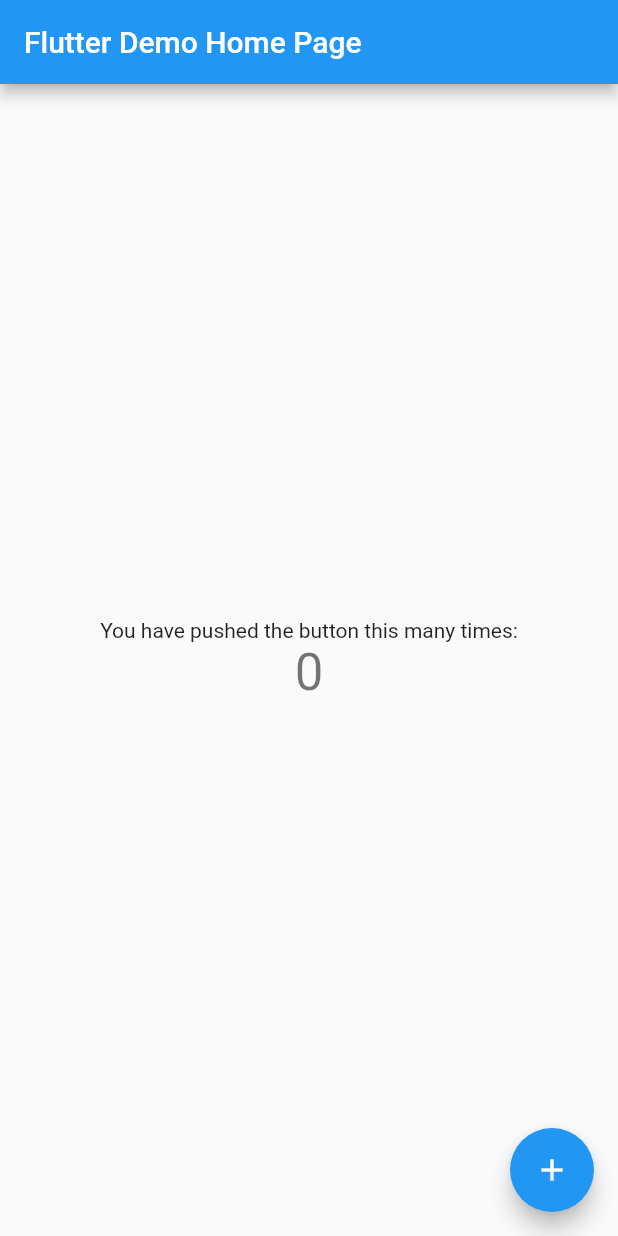
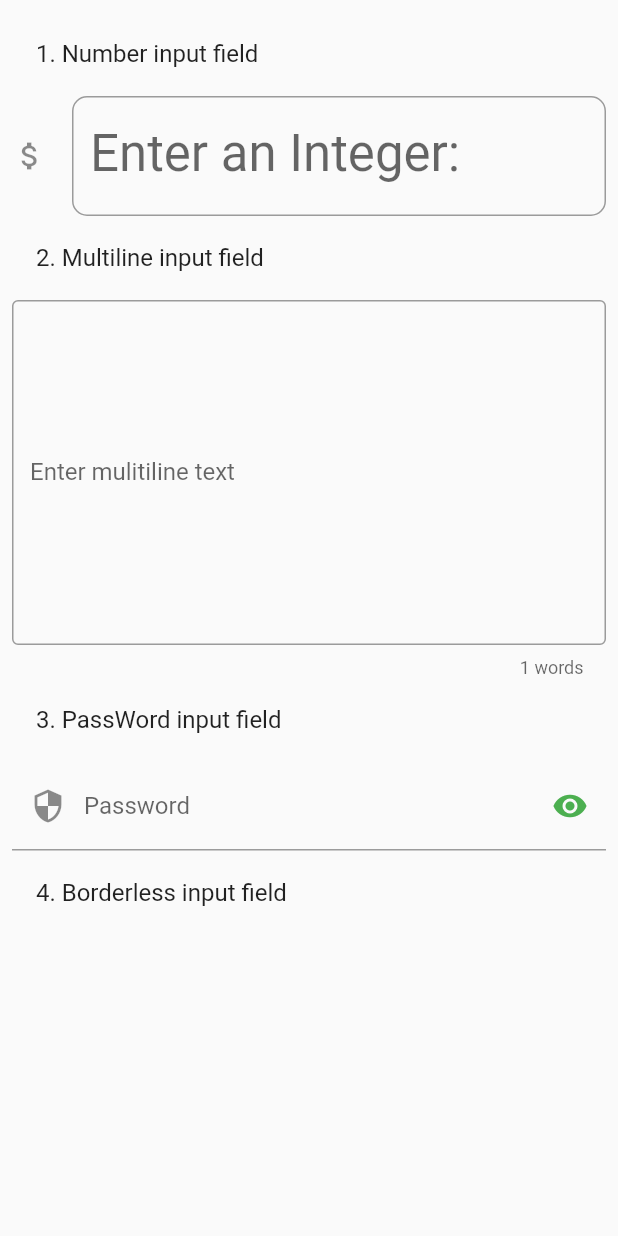
Before and after one commit to Bill-Zuckuberg/fl_textfield, a Flutter app: the screen it shows after launch, on a phone screen of 412 x 824 dp. Run offline on Flutter 3.47's test engine with Material 2 defaults, Android fonts, the phone set to English and light mode, and no system bars; our stand-ins replace fluttertoast.

Commit message:
create widget MulitilineTextFiel and widget PasswordTextField

```diff
--- a/lib/main.dart
+++ b/lib/main.dart
@@ -1,4 +1,7 @@
+import 'package:flutter/foundation.dart';
 import 'package:flutter/material.dart';
+import 'package:flutter/rendering.dart';
+import 'package:fluttertoast/fluttertoast.dart';
 
 void main() {
   runApp(const MyApp());
@@ -7,109 +10,103 @@
 class MyApp extends StatelessWidget {
   const MyApp({Key? key}) : super(key: key);
 
-  // This widget is the root of your application.
   @override
   Widget build(BuildContext context) {
-    return MaterialApp(
-      title: 'Flutter Demo',
-      theme: ThemeData(
-        // This is the theme of your application.
-        //
-        // Try running your application with "flutter run". You'll see the
-        // application has a blue toolbar. Then, without quitting the app, try
-        // changing the primarySwatch below to Colors.green and then invoke
-        // "hot reload" (press "r" in the console where you ran "flutter run",
-        // or simply save your changes to "hot reload" in a Flutter IDE).
-        // Notice that the counter didn't reset back to zero; the application
-        // is not restarted.
-        primarySwatch: Colors.blue,
-      ),
-      home: const MyHomePage(title: 'Flutter Demo Home Page'),
+    return const MaterialApp(
+      debugShowCheckedModeBanner: false,
+      title: "TextField",
+      home: TextFieldExamble(),
     );
   }
 }
 
-class MyHomePage extends StatefulWidget {
-  const MyHomePage({Key? key, required this.title}) : super(key: key);
-
-  // This widget is the home page of your application. It is stateful, meaning
-  // that it has a State object (defined below) that contains fields that affect
-  // how it looks.
-
-  // This class is the configuration for the state. It holds the values (in this
-  // case the title) provided by the parent (in this case the App widget) and
-  // used by the build method of the State. Fields in a Widget subclass are
-  // always marked "final".
-
-  final String title;
-
+class TextFieldExamble extends StatefulWidget {
+  const TextFieldExamble({Key? key}) : super(key: key);
   @override
-  State<MyHomePage> createState() => _MyHomePageState();
+  State<StatefulWidget> createState() => _TextFieldExamble();
 }
 
-class _MyHomePageState extends State<MyHomePage> {
-  int _counter = 0;
+class _TextFieldExamble extends State<TextFieldExamble> {
+  Widget _buildNumberTextField() {
+    return TextField(
+      keyboardType: TextInputType.number,
+      style: Theme.of(context).textTheme.headline4,
+      decoration: const InputDecoration(
+          icon: Icon(Icons.attach_money),
+          labelText: "Enter an Integer: ",
+          border: OutlineInputBorder(
+              borderRadius: BorderRadius.all(Radius.circular(10)))),
+      onSubmitted: (value) {
+        if (value.isEmpty) {
+          ErrorDescription("message");
+          print("ERROR:........");
+        } else {
+          Fluttertoast.showToast(
+              msg: "You enter: $value",
+              timeInSecForIosWeb: 5,
+              backgroundColor: Colors.yellow,
+              webBgColor: "linear-gradient(to right, #00b09b, #96c93d)");
+        }
+      },
+    );
+  }
 
-  void _incrementCounter() {
-    setState(() {
-      // This call to setState tells the Flutter framework that something has
-      // changed in this State, which causes it to rerun the build method below
-      // so that the display can reflect the updated values. If we changed
-      // _counter without calling setState(), then the build method would not be
-      // called again, and so nothing would appear to happen.
-      _counter++;
-    });
+  final _controller = TextEditingController();
+  Widget _buildMutilineTextField() {
+    return TextField(
+      controller: _controller,
+      maxLines: 10,
+      textCapitalization: TextCapitalization.sentences,
+      decoration: InputDecoration(
+          counterText: "${_controller.text.split(" ").length} words ",
+          labelText: "Enter mulitiline text",
+          hintText: "....",
+          border: const OutlineInputBorder()),
+      onChanged: (txt) => setState(() {}),
+    );
+  }
+
+  bool _showPassword = false;
+  Widget _buildPassWordTextField() {
+    return TextField(
+      obscureText: !_showPassword,
+      decoration: InputDecoration(
+        labelText: "Password",
+        prefixIcon: const Icon(Icons.security),
+        suffixIcon: IconButton(
+          icon: const Icon(Icons.remove_red_eye),
+          color: _showPassword ? Colors.blue : Colors.green,
+          onPressed: () => setState(() {
+            _showPassword = !_showPassword;
+          }),
+        ),
+      ),
+    );
   }
 
   @override
   Widget build(BuildContext context) {
-    // This method is rerun every time setState is called, for instance as done
-    // by the _incrementCounter method above.
-    //
-    // The Flutter framework has been optimized to make rerunning build methods
-    // fast, so that you can just rebuild anything that needs updating rather
-    // than having to individually change instances of widgets.
-    return Scaffold(
-      appBar: AppBar(
-        // Here we take the value from the MyHomePage object that was created by
-        // the App.build method, and use it to set our appbar title.
-        title: Text(widget.title),
+    return Material(
+      child: ListView(
+        padding: const EdgeInsets.all(8.0),
+        children: <Widget>[
+          const ListTile(
+            title: Text("1. Number input field"),
+          ),
+          _buildNumberTextField(),
+          const ListTile(
+            title: Text("2. Multiline input field"),
+          ),
+          _buildMutilineTextField(),
+          const ListTile(
+            title: Text("3. PassWord input field"),
+          ),
+          _buildPassWordTextField(),
+          const ListTile(
+            title: Text("4. Borderless input field"),
+          )
+        ],
       ),
-      body: Center(
-        // Center is a layout widget. It takes a single child and positions it
-        // in the middle of the parent.
-        child: Column(
-          // Column is also a layout widget. It takes a list of children and
-          // arranges them vertically. By default, it sizes itself to fit its
-          // children horizontally, and tries to be as tall as its parent.
-          //
-          // Invoke "debug painting" (press "p" in the console, choose the
-          // "Toggle Debug Paint" action from the Flutter Inspector in Android
-          // Studio, or the "Toggle Debug Paint" command in Visual Studio Code)
-          // to see the wireframe for each widget.
-          //
-          // Column has various properties to control how it sizes itself and
-          // how it positions its children. Here we use mainAxisAlignment to
-          // center the children vertically; the main axis here is the vertical
-          // axis because Columns are vertical (the cross axis would be
-          // horizontal).
-          mainAxisAlignment: MainAxisAlignment.center,
-          children: <Widget>[
-            const Text(
-              'You have pushed the button this many times:',
-            ),
-            Text(
-              '$_counter',
-              style: Theme.of(context).textTheme.headline4,
-            ),
-          ],
-        ),
-      ),
-      floatingActionButton: FloatingActionButton(
-        onPressed: _incrementCounter,
-        tooltip: 'Increment',
-        child: const Icon(Icons.add),
-      ), // This trailing comma makes auto-formatting nicer for build methods.
     );
   }
 }
--- a/pubspec.yaml
+++ b/pubspec.yaml
@@ -34,6 +34,7 @@
   # The following adds the Cupertino Icons font to your application.
   # Use with the CupertinoIcons class for iOS style icons.
   cupertino_icons: ^1.0.2
+  fluttertoast: ^8.0.8
 
 dev_dependencies:
   flutter_test:
```
Also changed, not shown: pubspec.lock.
